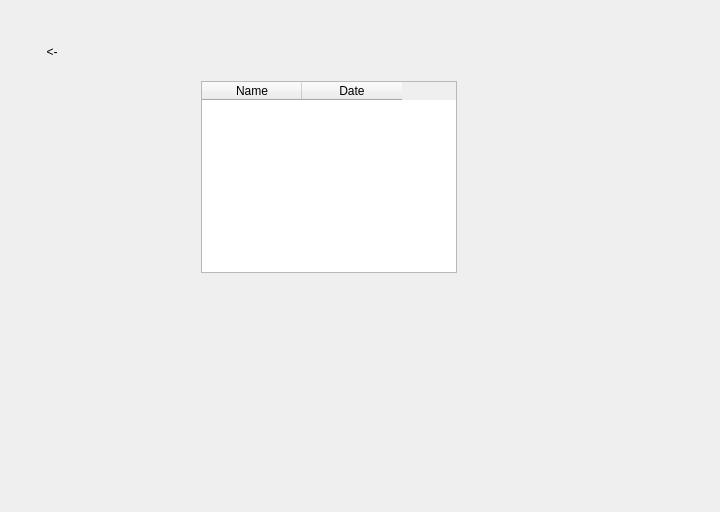
First picture: the form in retina.ui, repository ZeroPlaya/Retinal-Disease-Classification-Tool, before the edit.
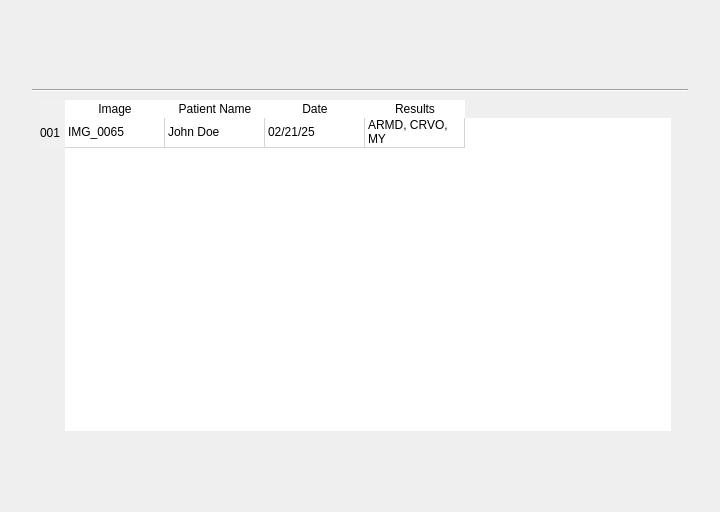
Second picture: the form after the edit. The open tabs and pages were chosen to show the change. Icons and pictures are not drawn.

Diff of the .ui file:
```diff
--- a/retina.ui
+++ b/retina.ui
@@ -29,10 +29,9 @@
    <bool>false</bool>
   </property>
   <property name="styleSheet">
-   <string notr="true">background-image: url(&quot;D:/Qt/Projects/Test/assets/bg.png&quot;);
+   <string notr="true">background-image: url(:/images/assets/bg.png);
 background-repeat: no-repeat;
 background-position: center;
-background-size: cover; /* Ensures it covers the whole widget */
 </string>
   </property>
   <layout class="QGridLayout" name="gridLayout_4">
@@ -48,7 +47,7 @@
       <string notr="true"/>
      </property>
      <property name="currentIndex">
-      <number>3</number>
+      <number>0</number>
      </property>
      <widget class="QWidget" name="MenuPage">
       <layout class="QGridLayout" name="gridLayout">
@@ -100,7 +99,7 @@
           <enum>Qt::AutoText</enum>
          </property>
          <property name="pixmap">
-          <pixmap>assets/title.png</pixmap>
+          <pixmap resource="resources.qrc">:/images/assets/title.png</pixmap>
          </property>
          <property name="scaledContents">
           <bool>true</bool>
@@ -143,7 +142,7 @@
           <string notr="true">QPushButton {
     border: none;
     background: transparent;
-    background-image: url(&quot;D:/Qt/Projects/Test/assets/getstarted.png&quot;);
+    background-image: url(:images/assets/getstarted.png);
     background-repeat: no-repeat;
     background-position: center;
 }
@@ -203,7 +202,7 @@
         <string notr="true">QPushButton {
     border: none;
     background: transparent;
-    background-image: url(&quot;D:/Qt/Projects/Test/assets/back.png&quot;);
+    background-image: url(:images/assets/back.png);
     background-repeat: no-repeat;
     background-position: center;
 }
@@ -241,7 +240,7 @@
         <string notr="true">QPushButton {
     border: none;
     background: transparent;
-    background-image: url(&quot;D:/Qt/Projects/Test/assets/upload.png&quot;);
+    background-image: url(:images/assets/upload.png);
     background-repeat: no-repeat;
     background-position: center;
 }
@@ -279,7 +278,7 @@
         <string notr="true">QPushButton {
     border: none;
     background: transparent;
-    background-image: url(&quot;D:/Qt/Projects/Test/assets/history.png&quot;);
+    background-image: url(:images/assets/history.png);
     background-repeat: no-repeat;
     background-position: center;
 }
@@ -300,6 +299,9 @@
          <height>254</height>
         </rect>
        </property>
+       <property name="styleSheet">
+        <string notr="true"/>
+       </property>
        <property name="text">
         <string/>
        </property>
@@ -323,7 +325,7 @@
         <string notr="true">QPushButton {
     border: none;
     background: transparent;
-    background-image: url(&quot;D:/Qt/Projects/Test/assets/uploadnew.png&quot;);
+    background-image: url(:images/assets/uploadnew.png);
     background-repeat: no-repeat;
     background-position: center;
 }
@@ -346,7 +348,7 @@
         <string notr="true">QPushButton {
     border: none;
     background: transparent;
-    background-image: url(&quot;D:/Qt/Projects/Test/assets/save.png&quot;);
+    background-image: url(:images/assets/save.png);
     background-repeat: no-repeat;
     background-position: center;
 }
@@ -390,7 +392,7 @@
         <string notr="true">QPushButton {
     border: none;
     background: transparent;
-    background-image: url(&quot;D:/Qt/Projects/Test/assets/back.png&quot;);
+    background-image: url(:images/assets/back.png);
     background-repeat: no-repeat;
     background-position: center;
 }
@@ -423,7 +425,7 @@
        </property>
        <property name="styleSheet">
         <string notr="true">QWidget {
-    background-image: url(&quot;D:/Qt/Projects/Test/assets/resultsbg.png&quot;);
+    background-image: url(:images/assets/resultsbg.png);
     background-repeat: no-repeat;
     background-position: center;
 }
@@ -1350,18 +1352,78 @@
       </widget>
      </widget>
      <widget class="QWidget" name="HistoryPage">
+      <layout class="QVBoxLayout" name="verticalLayout">
+       <item>
+        <widget class="QWidget" name="widget_2" native="true">
+         <property name="styleSheet">
+          <string notr="true">QWidget {
+    background-image: url(:images/assets/historybg.png);
+    background-repeat: no-repeat;
+    background-position: center;
+}
+</string>
+         </property>
       <widget class="QTableWidget" name="tableWidget">
        <property name="geometry">
         <rect>
-         <x>190</x>
-         <y>70</y>
-         <width>256</width>
-         <height>192</height>
-        </rect>
-       </property>
+            <x>20</x>
+            <y>80</y>
+            <width>631</width>
+            <height>331</height>
+           </rect>
+          </property>
+          <property name="autoFillBackground">
+           <bool>false</bool>
+          </property>
+          <property name="styleSheet">
+           <string notr="true">/* Table cells */
+QTableWidget {
+    background: white;
+    color: black;
+    gridline-color: lightgray; /* Light gray gridlines */
+    border: none; /* Removes outer border */
+}
+
+/* Column headers */
+QHeaderView::section {
+    background: white;
+    color: black;
+    border: none; /* Removes header border */
+}
+
+/* Left row headers */
+QTableCornerButton::section, QHeaderView::section:vertical {
+    background: #f0f0f0; /* Light gray */
+    color: black;
+    border: none; /* Removes row header border */
+}
+</string>
+          </property>
+          <property name="frameShadow">
+           <enum>QFrame::Sunken</enum>
+          </property>
+          <property name="lineWidth">
+           <number>0</number>
+          </property>
+          <property name="showGrid">
+           <bool>true</bool>
+          </property>
+          <property name="gridStyle">
+           <enum>Qt::SolidLine</enum>
+          </property>
+          <row>
+           <property name="text">
+            <string>001</string>
+           </property>
+          </row>
        <column>
         <property name="text">
-         <string>Name</string>
+            <string>Image</string>
+           </property>
+          </column>
+          <column>
+           <property name="text">
+            <string>Patient Name</string>
         </property>
        </column>
        <column>
@@ -1369,6 +1431,31 @@
          <string>Date</string>
         </property>
        </column>
+          <column>
+           <property name="text">
+            <string>Results</string>
+           </property>
+          </column>
+          <item row="0" column="0">
+           <property name="text">
+            <string>IMG_0065</string>
+           </property>
+          </item>
+          <item row="0" column="1">
+           <property name="text">
+            <string>John Doe</string>
+           </property>
+          </item>
+          <item row="0" column="2">
+           <property name="text">
+            <string>02/21/25</string>
+           </property>
+          </item>
+          <item row="0" column="3">
+           <property name="text">
+            <string>ARMD, CRVO, MY</string>
+           </property>
+          </item>
       </widget>
       <widget class="QPushButton" name="historyBackButton">
        <property name="geometry">
@@ -1404,22 +1491,43 @@
         <string notr="true">QPushButton {
     border: none;
     background: transparent;
-    background-image: url(&quot;D:/Qt/Projects/Test/assets/back.png&quot;);
+    background-image: url(:images/assets/invisback.png);
     background-repeat: no-repeat;
     background-position: center;
 }
 </string>
        </property>
        <property name="text">
-        <string>&lt;-</string>
-       </property>
-      </widget>
-     </widget>
+           <string/>
+          </property>
+         </widget>
+         <widget class="Line" name="line">
+          <property name="geometry">
+           <rect>
+            <x>12</x>
+            <y>60</y>
+            <width>656</width>
+            <height>20</height>
+           </rect>
+          </property>
+          <property name="orientation">
+           <enum>Qt::Horizontal</enum>
+          </property>
+         </widget>
+         <zorder>historyBackButton</zorder>
+         <zorder>line</zorder>
+         <zorder>tableWidget</zorder>
     </widget>
    </item>
   </layout>
  </widget>
- <resources/>
+    </widget>
+   </item>
+  </layout>
+ </widget>
+ <resources>
+  <include location="resources.qrc"/>
+ </resources>
  <connections/>
  <slots>
   <slot>setCurrentIndex(1)</slot>
```
Lines whose indentation alone changed are shown as unchanged.
